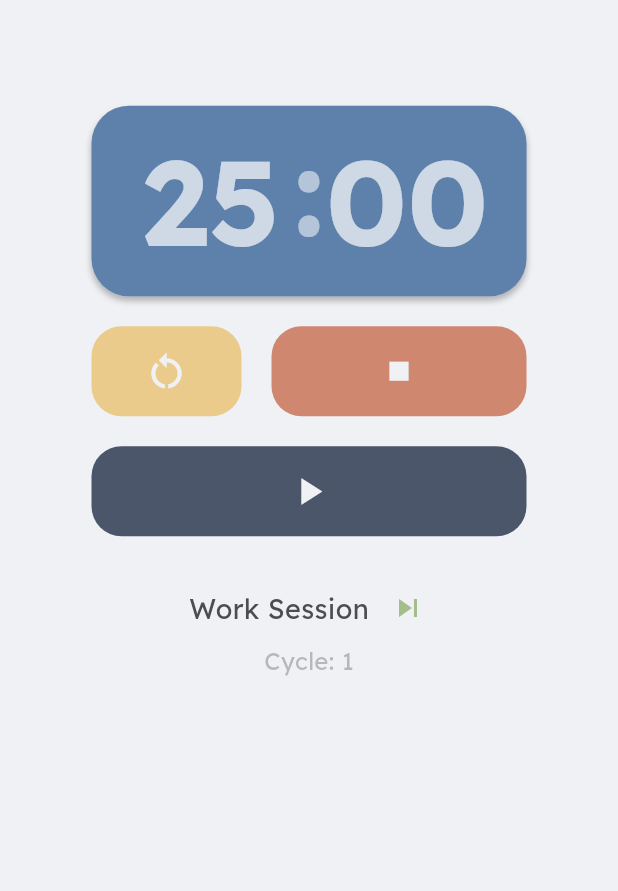
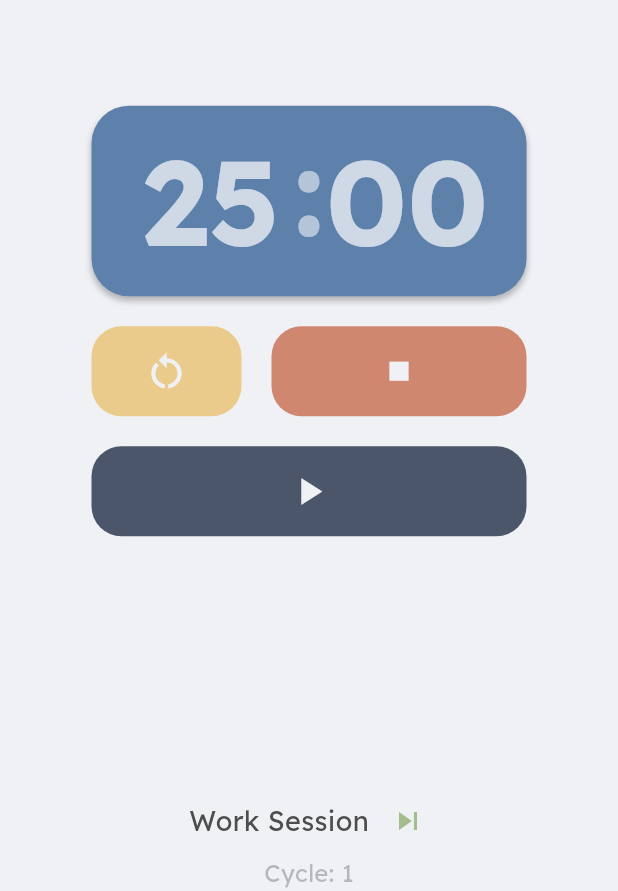
Before and after one commit to AbrarAbe/pomothing, a Flutter app: the screen it shows after launch, on a phone screen of 412 x 824 dp, the part 345-1236 px from its top. Run offline on Flutter 3.47's test engine with Material 3 defaults, Android fonts, the phone set to English and light mode, and no system bars; our stand-ins replace delightful_toast, flutter_local_notifications, flutter_timezone, google_fonts, just_audio, shared_preferences and 1 more.

Commit message:
feat(ui): Implement responsive layout and dynamic font sizing on Timer screen, add Linux notifications
Introduces a responsive layout for the timer based on screen width and adjusts font sizes dynamically. Also adds support for Linux notifications.

- Implemented a responsive layout in `TimerScreen` using `LayoutBuilder` to switch between horizontal (>= 600px) and vertical (< 600px) arrangements of the timer display and controls.
- Added dynamic calculation of font sizes for the timer display, session status, and cycle count based on screen width, passing these values to the respective widgets.
- Modified `TimeDisplay`, `SessionInfo`, and `CycleCount` widgets to accept and use the calculated font size parameters.
- Removed the no longer needed `SessionEndMessage` widget from `TimerScreen` (as session end messages are now handled by toasts).
- Added initialization settings for Linux notifications in `NotificationService`.

```diff
--- a/lib/features/timer/timer_screen.dart
+++ b/lib/features/timer/timer_screen.dart
@@ -143,14 +143,29 @@ class _TimerScreenState extends State<TimerScreen> {
             final isLargeScreen =
                 screenWidth >= 600; // Tablet and PC breakpoint
 
+            // Define font sizes based on screen width
+            final double pomoFontSize = isLargeScreen ? 30 : 48;
+            final double thingFontSize = isLargeScreen ? 15 : 24;
+            final double timeDisplayFontSize = isLargeScreen ? 90 : 80;
+            final double sessionInfoFontSize = isLargeScreen ? 9 : 18;
+            final double cycleCountFontSize = isLargeScreen ? 10 : 16;
+
             Widget timerAndButtons;
             if (isLargeScreen) {
               timerAndButtons = Row(
                 mainAxisAlignment: MainAxisAlignment.center,
                 crossAxisAlignment: CrossAxisAlignment.center,
                 children: [
-                  TimeDisplay(remainingTime: timerProvider.remainingTime),
-                  const SizedBox(width: 40), // Space between timer and buttons
+                  const Spacer(flex: 2),
+                  Column(
+                    children: [
+                      TimeDisplay(
+                        remainingTime: timerProvider.remainingTime,
+                        fontSize: timeDisplayFontSize,
+                      ),
+                    ],
+                  ),
+                  const SizedBox(width: 24), // Space between timer and buttons
                   Column(
                     mainAxisAlignment: MainAxisAlignment.center,
                     children: [
@@ -165,6 +180,7 @@ class _TimerScreenState extends State<TimerScreen> {
                       ),
                     ],
                   ),
+                  const Spacer(flex: 2),
                 ],
               );
             } else {
@@ -172,7 +188,10 @@ class _TimerScreenState extends State<TimerScreen> {
               timerAndButtons = Column(
                 mainAxisAlignment: MainAxisAlignment.center,
                 children: [
-                  TimeDisplay(remainingTime: timerProvider.remainingTime),
+                  TimeDisplay(
+                    remainingTime: timerProvider.remainingTime,
+                    fontSize: timeDisplayFontSize, // Pass calculated font size
+                  ),
                   const SizedBox(height: 20),
                   ButtonRow(
                     handleResetCycle: handleResetCycle,
@@ -195,29 +214,35 @@ class _TimerScreenState extends State<TimerScreen> {
                   "Pomo",
                   style: TextStyle(
                     color: Theme.of(context).colorScheme.primary,
-                    fontSize: 48,
+                    fontSize: pomoFontSize, // Use calculated font size
                     fontWeight: FontWeight.w300,
-                    letterSpacing: 20,
+                    letterSpacing:
+                        isLargeScreen ? 25 : 20, // Adjust letter spacing
                   ),
                 ),
                 Text(
                   "Thing",
                   style: TextStyle(
                     color: Theme.of(context).colorScheme.secondary,
-                    fontSize: 24,
+                    fontSize: thingFontSize, // Use calculated font size
                     fontWeight: FontWeight.bold,
-                    letterSpacing: 12,
+                    letterSpacing:
+                        isLargeScreen ? 15 : 12, // Adjust letter spacing
                   ),
                 ),
                 const Spacer(flex: 2),
                 timerAndButtons,
+                const Spacer(flex: 4),
                 const SizedBox(height: 24),
                 TimerStatusHeader(
                   currentSessionType: timerProvider.currentSessionType,
                   skipSession: handleSkipSession,
                   currentCycle: timerProvider.currentCycle,
+                  sessionInfoFontSize:
+                      sessionInfoFontSize, // Pass calculated font size
+                  cycleCountFontSize:
+                      cycleCountFontSize, // Pass calculated font size
                 ),
-                const Spacer(flex: 4),
               ],
             );
           },
--- a/lib/features/timer/widgets/session_end_message.dart
+++ /dev/null
@@ -1,25 +0,0 @@
-import 'package:flutter/material.dart';
-
-class SessionEndMessage extends StatelessWidget {
-  const SessionEndMessage({
-    super.key,
-    required String? sessionEndMessage,
-    required Color? sessionEndMessageColor,
-  }) : _sessionEndMessage = sessionEndMessage,
-       _sessionEndMessageColor = sessionEndMessageColor;
-
-  final String? _sessionEndMessage;
-  final Color? _sessionEndMessageColor;
-
-  @override
-  Widget build(BuildContext context) {
-    return Padding(
-      padding: const EdgeInsets.only(top: 16.0, left: 16.0, right: 16.0),
-      child: Text(
-        _sessionEndMessage!,
-        textAlign: TextAlign.center,
-        style: TextStyle(fontSize: 24, color: _sessionEndMessageColor),
-      ),
-    );
-  }
-}
--- a/lib/features/timer/widgets/session_status_display.dart
+++ b/lib/features/timer/widgets/session_status_display.dart
@@ -8,11 +8,13 @@ class SessionInfo extends StatelessWidget {
     required this.currentSessionType,
     required this.skipSession,
     required this.currentCycle,
+    required this.fontSize, // Add fontSize parameter
   });
 
   final SessionType currentSessionType;
   final VoidCallback skipSession;
   final int currentCycle;
+  final double fontSize; // Store fontSize
 
   @override
   Widget build(BuildContext context) {
@@ -30,7 +32,7 @@ class SessionInfo extends StatelessWidget {
                 : "Long Break",
             style: TextStyle(
               color: Theme.of(context).colorScheme.onSurface,
-              fontSize: 18,
+              fontSize: fontSize, // Use the provided fontSize
             ),
           ),
           IconButton(
@@ -47,9 +49,14 @@ class SessionInfo extends StatelessWidget {
 }
 
 class CycleCount extends StatelessWidget {
-  const CycleCount({super.key, required this.currentCycle});
+  const CycleCount({
+    super.key,
+    required this.currentCycle,
+    required this.fontSize, // Add fontSize parameter
+  });
 
   final int currentCycle;
+  final double fontSize; // Store fontSize
 
   @override
   Widget build(BuildContext context) {
@@ -57,7 +64,7 @@ class CycleCount extends StatelessWidget {
       "Cycle: $currentCycle",
       style: TextStyle(
         color: Theme.of(context).colorScheme.onSurface.withAlpha(90),
-        fontSize: 16,
+        fontSize: fontSize, // Use the provided fontSize
       ),
     );
   }
--- a/lib/features/timer/widgets/time_display.dart
+++ b/lib/features/timer/widgets/time_display.dart
@@ -3,14 +3,20 @@ import 'package:flutter/material.dart';
 import '../../../utils/time_utils.dart';
 
 class TimeDisplay extends StatelessWidget {
-  const TimeDisplay({super.key, required this.remainingTime});
+  const TimeDisplay({
+    super.key,
+    required this.remainingTime,
+    // required this.padding,
+    required this.fontSize, // Add fontSize parameter
+  });
 
   final int remainingTime;
+  final double fontSize; // Store fontSize
 
   @override
   Widget build(BuildContext context) {
     final textStyle = TextStyle(
-      fontSize: 80,
+      fontSize: fontSize, // Use the provided fontSize
       fontWeight: FontWeight.bold,
       color: Colors.white70,
     );
@@ -37,7 +43,7 @@ class TimeDisplay extends StatelessWidget {
             child: Text(
               ':',
               style: TextStyle(
-                fontSize: 80,
+                fontSize: fontSize, // Use the provided fontSize
                 fontWeight: FontWeight.bold,
                 color: Colors.white54,
               ),
--- a/lib/features/timer/widgets/timer_status_header.dart
+++ b/lib/features/timer/widgets/timer_status_header.dart
@@ -9,11 +9,15 @@ class TimerStatusHeader extends StatelessWidget {
     required this.currentSessionType,
     required this.skipSession,
     required this.currentCycle,
+    required this.sessionInfoFontSize, // Add sessionInfoFontSize parameter
+    required this.cycleCountFontSize, // Add cycleCountFontSize parameter
   });
 
   final SessionType currentSessionType;
   final VoidCallback skipSession;
   final int currentCycle;
+  final double sessionInfoFontSize; // Store sessionInfoFontSize
+  final double cycleCountFontSize; // Store cycleCountFontSize
 
   @override
   Widget build(BuildContext context) {
@@ -24,8 +28,12 @@ class TimerStatusHeader extends StatelessWidget {
           currentSessionType: currentSessionType,
           skipSession: skipSession,
           currentCycle: currentCycle,
+          fontSize: sessionInfoFontSize, // Pass sessionInfoFontSize
         ),
-        CycleCount(currentCycle: currentCycle),
+        CycleCount(
+          currentCycle: currentCycle,
+          fontSize: cycleCountFontSize, // Pass cycleCountFontSize
+        ),
       ],
     );
   }
--- a/lib/services/notification_service.dart
+++ b/lib/services/notification_service.dart
@@ -36,11 +36,16 @@ class NotificationService {
           requestSoundPermission: true,
         );
 
-    // Initialization settings for both platforms
+    // Linux settings (assuming app_icon.png or app_icon.ico exists in linux/flutter/resources)
+    const LinuxInitializationSettings initializationSettingsLinux =
+        LinuxInitializationSettings(defaultActionName: 'Pomothing');
+
+    // Initialization settings for all supported platforms
     final InitializationSettings initializationSettings =
         InitializationSettings(
           android: initializationSettingsAndroid,
           iOS: initializationSettingsDarwin,
+          linux: initializationSettingsLinux, // Add Linux settings
         );
 
     // Initialize the plugin
```
